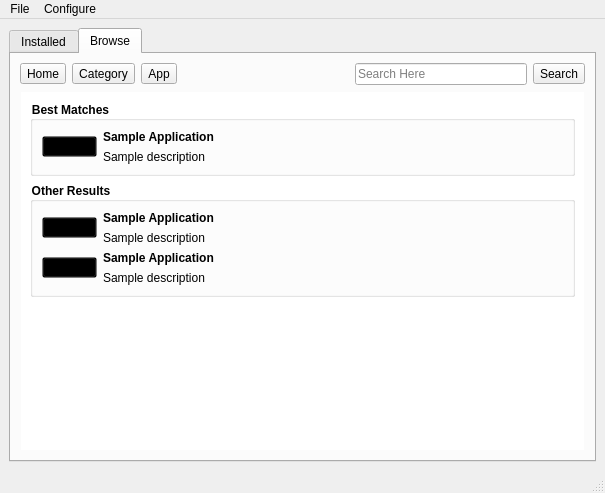
This is AppCafe2/mainUI.ui in pcbsd/pcbsd-projects as Qt 5 draws it before an edit. The edited form follows.
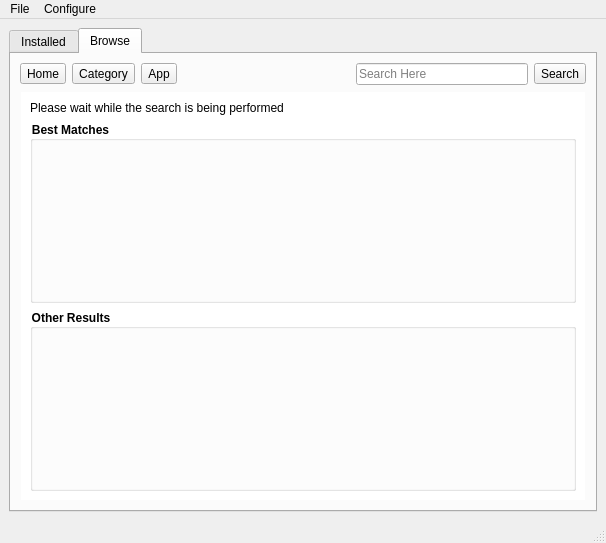
This is the edited form. The open tabs and pages were chosen to show the change. Icons and pictures are not drawn.

```diff
--- a/AppCafe2/mainUI.ui
+++ b/AppCafe2/mainUI.ui
@@ -6,8 +6,8 @@
    <rect>
     <x>0</x>
     <y>0</y>
-    <width>605</width>
-    <height>493</height>
+    <width>606</width>
+    <height>543</height>
    </rect>
   </property>
   <property name="windowTitle">
@@ -448,6 +448,17 @@
 }
 QGroupBox{
 font-weight: bold;
+}
+QToolButton{
+  background-color: rgba(190,190,190,80);
+}
+QTextEdit{
+ background-color: rgba(190,190,190,30);
+}
+QScrollBar{
+ background-color: rgba(190,190,190,80);
+ border: 2px solid rgba(190,190,190,200);
+ border-radius: 5px;
 }</string>
           </property>
           <property name="frameShape">
@@ -481,12 +492,15 @@
                  <property name="widgetResizable">
                   <bool>true</bool>
                  </property>
-                 <widget class="QWidget" name="scrollAreaWidgetContents">
+                 <property name="alignment">
+                  <set>Qt::AlignLeading|Qt::AlignLeft|Qt::AlignTop</set>
+                 </property>
+                 <widget class="QWidget" name="scroll_br_home_newapps_contents">
                   <property name="geometry">
                    <rect>
                     <x>0</x>
                     <y>0</y>
-                    <width>541</width>
+                    <width>542</width>
                     <height>61</height>
                    </rect>
                   </property>
@@ -586,13 +600,16 @@
                  <property name="widgetResizable">
                   <bool>true</bool>
                  </property>
-                 <widget class="QWidget" name="scrollAreaWidgetContents_2">
+                 <property name="alignment">
+                  <set>Qt::AlignLeading|Qt::AlignLeft|Qt::AlignVCenter</set>
+                 </property>
+                 <widget class="QWidget" name="scroll_br_home_cats_contents">
                   <property name="geometry">
                    <rect>
                     <x>0</x>
                     <y>0</y>
-                    <width>92</width>
-                    <height>219</height>
+                    <width>536</width>
+                    <height>269</height>
                    </rect>
                   </property>
                   <layout class="QVBoxLayout" name="verticalLayout_8">
@@ -1010,198 +1027,100 @@
           </widget>
           <widget class="QWidget" name="page_search">
            <layout class="QVBoxLayout" name="verticalLayout_20">
+            <item>
+             <widget class="QLabel" name="label_bsearch_info">
+              <property name="sizePolicy">
+               <sizepolicy hsizetype="Preferred" vsizetype="Preferred">
+                <horstretch>0</horstretch>
+                <verstretch>0</verstretch>
+               </sizepolicy>
+              </property>
+              <property name="text">
+               <string notr="true">Please wait while the search is being performed</string>
+              </property>
+              <property name="alignment">
+               <set>Qt::AlignLeading|Qt::AlignLeft|Qt::AlignTop</set>
+              </property>
+              <property name="wordWrap">
+               <bool>true</bool>
+              </property>
+             </widget>
+            </item>
             <item>
              <widget class="QGroupBox" name="group_bsearch_best">
+              <property name="sizePolicy">
+               <sizepolicy hsizetype="Preferred" vsizetype="Expanding">
+                <horstretch>0</horstretch>
+                <verstretch>0</verstretch>
+               </sizepolicy>
+              </property>
               <property name="title">
                <string>Best Matches</string>
               </property>
               <layout class="QVBoxLayout" name="verticalLayout_16">
                <item>
-                <layout class="QHBoxLayout" name="horizontalLayout_9">
-                 <item>
-                  <widget class="QToolButton" name="tool_app_sample_2">
-                   <property name="text">
-                    <string notr="true">Sample</string>
-                   </property>
-                   <property name="icon">
-                    <iconset resource="SoftwareManager.qrc">
-                     <normaloff>:/icons/appcafe.png</normaloff>:/icons/appcafe.png</iconset>
-                   </property>
-                   <property name="iconSize">
-                    <size>
-                     <width>34</width>
-                     <height>34</height>
-                    </size>
-                   </property>
-                   <property name="toolButtonStyle">
-                    <enum>Qt::ToolButtonIconOnly</enum>
-                   </property>
-                  </widget>
-                 </item>
-                 <item>
-                  <layout class="QVBoxLayout" name="verticalLayout_15">
-                   <item>
-                    <widget class="QLabel" name="label_21">
-                     <property name="font">
-                      <font>
-                       <weight>75</weight>
-                       <bold>true</bold>
-                      </font>
-                     </property>
-                     <property name="text">
-                      <string notr="true">Sample Application</string>
-                     </property>
-                     <property name="buddy">
-                      <cstring>tool_app_sample</cstring>
-                     </property>
-                    </widget>
-                   </item>
-                   <item>
-                    <widget class="QLabel" name="label_22">
-                     <property name="text">
-                      <string>Sample description</string>
-                     </property>
-                     <property name="buddy">
-                      <cstring>tool_app_sample</cstring>
-                     </property>
-                    </widget>
-                   </item>
-                  </layout>
-                 </item>
-                </layout>
-               </item>
-              </layout>
+                <widget class="QScrollArea" name="scroll_bsearch_best">
+                 <property name="horizontalScrollBarPolicy">
+                  <enum>Qt::ScrollBarAlwaysOff</enum>
+                 </property>
+                 <property name="widgetResizable">
+                  <bool>true</bool>
+                 </property>
+                 <property name="alignment">
+                  <set>Qt::AlignLeading|Qt::AlignLeft|Qt::AlignTop</set>
+                 </property>
+                 <widget class="QWidget" name="scrollAreaWidgetContents">
+                  <property name="geometry">
+                   <rect>
+                    <x>0</x>
+                    <y>0</y>
+                    <width>542</width>
+                    <height>156</height>
+                   </rect>
+                  </property>
+                 </widget>
+                </widget>
+               </item>
+              </layout>
              </widget>
             </item>
             <item>
-             <widget class="QGroupBox" name="groupBox_4">
+             <widget class="QGroupBox" name="group_bsearch_other">
+              <property name="sizePolicy">
+               <sizepolicy hsizetype="Preferred" vsizetype="Expanding">
+                <horstretch>0</horstretch>
+                <verstretch>0</verstretch>
+               </sizepolicy>
+              </property>
               <property name="title">
                <string>Other Results</string>
               </property>
               <layout class="QVBoxLayout" name="verticalLayout_19">
                <item>
-                <layout class="QHBoxLayout" name="horizontalLayout_11">
-                 <item>
-                  <widget class="QToolButton" name="tool_app_sample_4">
-                   <property name="text">
-                    <string notr="true">Sample</string>
-                   </property>
-                   <property name="icon">
-                    <iconset resource="SoftwareManager.qrc">
-                     <normaloff>:/icons/appcafe.png</normaloff>:/icons/appcafe.png</iconset>
-                   </property>
-                   <property name="iconSize">
-                    <size>
-                     <width>34</width>
-                     <height>34</height>
-                    </size>
-                   </property>
-                   <property name="toolButtonStyle">
-                    <enum>Qt::ToolButtonIconOnly</enum>
-                   </property>
-                  </widget>
-                 </item>
-                 <item>
-                  <layout class="QVBoxLayout" name="verticalLayout_18">
-                   <item>
-                    <widget class="QLabel" name="label_25">
-                     <property name="font">
-                      <font>
-                       <weight>75</weight>
-                       <bold>true</bold>
-                      </font>
-                     </property>
-                     <property name="text">
-                      <string notr="true">Sample Application</string>
-                     </property>
-                     <property name="buddy">
-                      <cstring>tool_app_sample</cstring>
-                     </property>
-                    </widget>
-                   </item>
-                   <item>
-                    <widget class="QLabel" name="label_26">
-                     <property name="text">
-                      <string>Sample description</string>
-                     </property>
-                     <property name="buddy">
-                      <cstring>tool_app_sample</cstring>
-                     </property>
-                    </widget>
-                   </item>
-                  </layout>
-                 </item>
-                </layout>
-               </item>
-               <item>
-                <layout class="QHBoxLayout" name="horizontalLayout_10">
-                 <item>
-                  <widget class="QToolButton" name="tool_app_sample_3">
-                   <property name="text">
-                    <string notr="true">Sample</string>
-                   </property>
-                   <property name="icon">
-                    <iconset resource="SoftwareManager.qrc">
-                     <normaloff>:/icons/appcafe.png</normaloff>:/icons/appcafe.png</iconset>
-                   </property>
-                   <property name="iconSize">
-                    <size>
-                     <width>34</width>
-                     <height>34</height>
-                    </size>
-                   </property>
-                   <property name="toolButtonStyle">
-                    <enum>Qt::ToolButtonIconOnly</enum>
-                   </property>
-                  </widget>
-                 </item>
-                 <item>
-                  <layout class="QVBoxLayout" name="verticalLayout_17">
-                   <item>
-                    <widget class="QLabel" name="label_23">
-                     <property name="font">
-                      <font>
-                       <weight>75</weight>
-                       <bold>true</bold>
-                      </font>
-                     </property>
-                     <property name="text">
-                      <string notr="true">Sample Application</string>
-                     </property>
-                     <property name="buddy">
-                      <cstring>tool_app_sample</cstring>
-                     </property>
-                    </widget>
-                   </item>
-                   <item>
-                    <widget class="QLabel" name="label_24">
-                     <property name="text">
-                      <string>Sample description</string>
-                     </property>
-                     <property name="buddy">
-                      <cstring>tool_app_sample</cstring>
-                     </property>
-                    </widget>
-                   </item>
-                  </layout>
-                 </item>
-                </layout>
-               </item>
-              </layout>
-             </widget>
-            </item>
-            <item>
-             <spacer name="verticalSpacer_5">
-              <property name="orientation">
-               <enum>Qt::Vertical</enum>
-              </property>
-              <property name="sizeHint" stdset="0">
-               <size>
-                <width>20</width>
-                <height>40</height>
-               </size>
-              </property>
-             </spacer>
+                <widget class="QScrollArea" name="scroll_bsearch_other">
+                 <property name="horizontalScrollBarPolicy">
+                  <enum>Qt::ScrollBarAlwaysOff</enum>
+                 </property>
+                 <property name="widgetResizable">
+                  <bool>true</bool>
+                 </property>
+                 <property name="alignment">
+                  <set>Qt::AlignLeading|Qt::AlignLeft|Qt::AlignTop</set>
+                 </property>
+                 <widget class="QWidget" name="scrollAreaWidgetContents_2">
+                  <property name="geometry">
+                   <rect>
+                    <x>0</x>
+                    <y>0</y>
+                    <width>542</width>
+                    <height>155</height>
+                   </rect>
+                  </property>
+                 </widget>
+                </widget>
+               </item>
+              </layout>
+             </widget>
             </item>
            </layout>
           </widget>
@@ -1218,7 +1137,7 @@
     <rect>
      <x>0</x>
      <y>0</y>
-     <width>605</width>
+     <width>606</width>
      <height>20</height>
     </rect>
    </property>
```
Left out of the diff: 339 changed lines with no effect on the pictures. Lines whose indentation alone changed are shown as unchanged.
